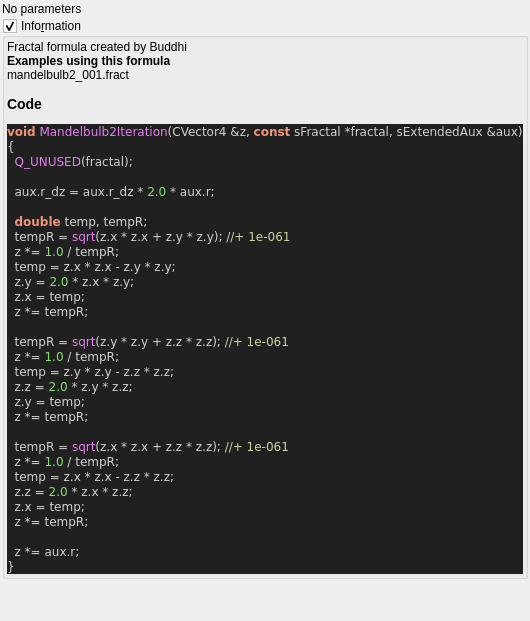
buddhi1980/mandelbulber2, file mandelbulber2/formula/ui/fractal_mandelbulb2.ui: the form before one commit.
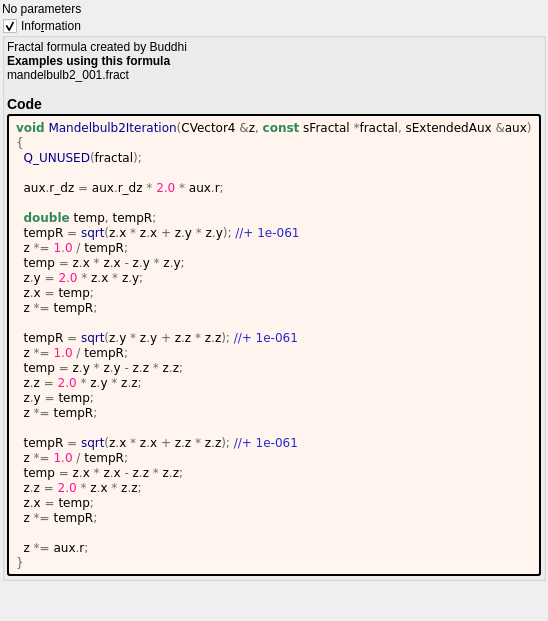
The form after the commit. Custom widgets are drawn as their Qt base class.

Diff of the .ui file:
```diff
--- a/mandelbulber2/formula/ui/fractal_mandelbulb2.ui
+++ b/mandelbulber2/formula/ui/fractal_mandelbulb2.ui
@@ -64,42 +64,57 @@
        <number>2</number>
       </property>
       <item>
-       <widget class="QLabel" name="label_code_content">
+	   <widget class="QLabel" name="label_information_general">
         <property name="text">
          <string notr="true">&lt;p&gt;Fractal formula created by Buddhi&lt;/p&gt;&lt;table&gt;
 &lt;/table&gt;
-&lt;br&gt;&lt;b&gt;Examples using this formula&lt;/b&gt;&lt;br&gt;mandelbulb2_001.fract&lt;h3&gt;Code&lt;/h3&gt;
-&lt;body style=&quot;background-color:#202020&quot;&gt;
-&lt;pre style=&quot;color:#d0d0d0; background-color:#202020;  font-family:'Courier New',monospace;&quot;&gt;&lt;span style=&quot;color:#f09479; font-weight:bold&quot;&gt;void&lt;/span&gt; &lt;span style=&quot;color:#e47eed&quot;&gt;Mandelbulb2Iteration&lt;/span&gt;&lt;span style=&quot;color:#d0d0d0&quot;&gt;(&lt;/span&gt;CVector4 &lt;span style=&quot;color:#d0d0d0&quot;&gt;&amp;amp;&lt;/span&gt;z&lt;span style=&quot;color:#d0d0d0&quot;&gt;,&lt;/span&gt; &lt;span style=&quot;color:#f09479; font-weight:bold&quot;&gt;const&lt;/span&gt; sFractal &lt;span style=&quot;color:#d0d0d0&quot;&gt;*&lt;/span&gt;fractal&lt;span style=&quot;color:#d0d0d0&quot;&gt;,&lt;/span&gt; sExtendedAux &lt;span style=&quot;color:#d0d0d0&quot;&gt;&amp;amp;&lt;/span&gt;aux&lt;span style=&quot;color:#d0d0d0&quot;&gt;)&lt;/span&gt;
-&lt;span style=&quot;color:#d0d0d0&quot;&gt;{&lt;/span&gt;
-  &lt;span style=&quot;color:#e47eed&quot;&gt;Q_UNUSED&lt;/span&gt;&lt;span style=&quot;color:#d0d0d0&quot;&gt;(&lt;/span&gt;fractal&lt;span style=&quot;color:#d0d0d0&quot;&gt;);&lt;/span&gt;
+&lt;br&gt;&lt;b&gt;Examples using this formula&lt;/b&gt;&lt;br&gt;mandelbulb2_001.fract&lt;h3&gt;Code&lt;/h3&gt;</string>
+		</property>
+		<property name="wordWrap">
+		 <bool>true</bool>
+		</property>
+		<property name="openExternalLinks">
+		 <bool>true</bool>
+		</property>
+		<property name="textInteractionFlags">
+		 <set>Qt::LinksAccessibleByMouse|Qt::TextSelectableByMouse</set>
+		</property>
+		</widget>
+	   </item>
+	   <item>
+	    <widget class="QLabel" name="label_code_content">
+		 <property name="text">
+		  <string notr="true">&lt;body style=&quot;background-color:#fff5ee&quot;&gt;
+&lt;pre style=&quot;color:#000000; background-color:#fff5ee;  font-family:'Courier New',monospace;&quot;&gt;&lt;span style=&quot;color:#2e8b57; font-weight:bold&quot;&gt;void&lt;/span&gt; &lt;span style=&quot;color:#00008f&quot;&gt;Mandelbulb2Iteration&lt;/span&gt;&lt;span style=&quot;color:#676767&quot;&gt;(&lt;/span&gt;CVector4 &lt;span style=&quot;color:#676767&quot;&gt;&amp;amp;&lt;/span&gt;z&lt;span style=&quot;color:#676767&quot;&gt;,&lt;/span&gt; &lt;span style=&quot;color:#2e8b57; font-weight:bold&quot;&gt;const&lt;/span&gt; sFractal &lt;span style=&quot;color:#676767&quot;&gt;*&lt;/span&gt;fractal&lt;span style=&quot;color:#676767&quot;&gt;,&lt;/span&gt; sExtendedAux &lt;span style=&quot;color:#676767&quot;&gt;&amp;amp;&lt;/span&gt;aux&lt;span style=&quot;color:#676767&quot;&gt;)&lt;/span&gt;
+&lt;span style=&quot;color:#676767&quot;&gt;{&lt;/span&gt;
+  &lt;span style=&quot;color:#00008f&quot;&gt;Q_UNUSED&lt;/span&gt;&lt;span style=&quot;color:#676767&quot;&gt;(&lt;/span&gt;fractal&lt;span style=&quot;color:#676767&quot;&gt;);&lt;/span&gt;
 
-  aux&lt;span style=&quot;color:#d0d0d0&quot;&gt;.&lt;/span&gt;r_dz &lt;span style=&quot;color:#d0d0d0&quot;&gt;=&lt;/span&gt; aux&lt;span style=&quot;color:#d0d0d0&quot;&gt;.&lt;/span&gt;r_dz &lt;span style=&quot;color:#d0d0d0&quot;&gt;*&lt;/span&gt; &lt;span style=&quot;color:#87df71&quot;&gt;2.0&lt;/span&gt; &lt;span style=&quot;color:#d0d0d0&quot;&gt;*&lt;/span&gt; aux&lt;span style=&quot;color:#d0d0d0&quot;&gt;.&lt;/span&gt;r&lt;span style=&quot;color:#d0d0d0&quot;&gt;;&lt;/span&gt;
+  aux&lt;span style=&quot;color:#676767&quot;&gt;.&lt;/span&gt;r_dz &lt;span style=&quot;color:#676767&quot;&gt;=&lt;/span&gt; aux&lt;span style=&quot;color:#676767&quot;&gt;.&lt;/span&gt;r_dz &lt;span style=&quot;color:#676767&quot;&gt;*&lt;/span&gt; &lt;span style=&quot;color:#ff1493&quot;&gt;2.0&lt;/span&gt; &lt;span style=&quot;color:#676767&quot;&gt;*&lt;/span&gt; aux&lt;span style=&quot;color:#676767&quot;&gt;.&lt;/span&gt;r&lt;span style=&quot;color:#676767&quot;&gt;;&lt;/span&gt;
 
-  &lt;span style=&quot;color:#f09479; font-weight:bold&quot;&gt;double&lt;/span&gt; temp&lt;span style=&quot;color:#d0d0d0&quot;&gt;,&lt;/span&gt; tempR&lt;span style=&quot;color:#d0d0d0&quot;&gt;;&lt;/span&gt;
-  tempR &lt;span style=&quot;color:#d0d0d0&quot;&gt;=&lt;/span&gt; &lt;span style=&quot;color:#e47eed&quot;&gt;sqrt&lt;/span&gt;&lt;span style=&quot;color:#d0d0d0&quot;&gt;(&lt;/span&gt;z&lt;span style=&quot;color:#d0d0d0&quot;&gt;.&lt;/span&gt;x &lt;span style=&quot;color:#d0d0d0&quot;&gt;*&lt;/span&gt; z&lt;span style=&quot;color:#d0d0d0&quot;&gt;.&lt;/span&gt;x &lt;span style=&quot;color:#d0d0d0&quot;&gt;+&lt;/span&gt; z&lt;span style=&quot;color:#d0d0d0&quot;&gt;.&lt;/span&gt;y &lt;span style=&quot;color:#d0d0d0&quot;&gt;*&lt;/span&gt; z&lt;span style=&quot;color:#d0d0d0&quot;&gt;.&lt;/span&gt;y&lt;span style=&quot;color:#d0d0d0&quot;&gt;);&lt;/span&gt; &lt;span style=&quot;color:#d0d0a0&quot;&gt;//+ 1e-061&lt;/span&gt;
-  z &lt;span style=&quot;color:#d0d0d0&quot;&gt;*=&lt;/span&gt; &lt;span style=&quot;color:#87df71&quot;&gt;1.0&lt;/span&gt; &lt;span style=&quot;color:#d0d0d0&quot;&gt;/&lt;/span&gt; tempR&lt;span style=&quot;color:#d0d0d0&quot;&gt;;&lt;/span&gt;
-  temp &lt;span style=&quot;color:#d0d0d0&quot;&gt;=&lt;/span&gt; z&lt;span style=&quot;color:#d0d0d0&quot;&gt;.&lt;/span&gt;x &lt;span style=&quot;color:#d0d0d0&quot;&gt;*&lt;/span&gt; z&lt;span style=&quot;color:#d0d0d0&quot;&gt;.&lt;/span&gt;x &lt;span style=&quot;color:#d0d0d0&quot;&gt;-&lt;/span&gt; z&lt;span style=&quot;color:#d0d0d0&quot;&gt;.&lt;/span&gt;y &lt;span style=&quot;color:#d0d0d0&quot;&gt;*&lt;/span&gt; z&lt;span style=&quot;color:#d0d0d0&quot;&gt;.&lt;/span&gt;y&lt;span style=&quot;color:#d0d0d0&quot;&gt;;&lt;/span&gt;
-  z&lt;span style=&quot;color:#d0d0d0&quot;&gt;.&lt;/span&gt;y &lt;span style=&quot;color:#d0d0d0&quot;&gt;=&lt;/span&gt; &lt;span style=&quot;color:#87df71&quot;&gt;2.0&lt;/span&gt; &lt;span style=&quot;color:#d0d0d0&quot;&gt;*&lt;/span&gt; z&lt;span style=&quot;color:#d0d0d0&quot;&gt;.&lt;/span&gt;x &lt;span style=&quot;color:#d0d0d0&quot;&gt;*&lt;/span&gt; z&lt;span style=&quot;color:#d0d0d0&quot;&gt;.&lt;/span&gt;y&lt;span style=&quot;color:#d0d0d0&quot;&gt;;&lt;/span&gt;
-  z&lt;span style=&quot;color:#d0d0d0&quot;&gt;.&lt;/span&gt;x &lt;span style=&quot;color:#d0d0d0&quot;&gt;=&lt;/span&gt; temp&lt;span style=&quot;color:#d0d0d0&quot;&gt;;&lt;/span&gt;
-  z &lt;span style=&quot;color:#d0d0d0&quot;&gt;*=&lt;/span&gt; tempR&lt;span style=&quot;color:#d0d0d0&quot;&gt;;&lt;/span&gt;
+  &lt;span style=&quot;color:#2e8b57; font-weight:bold&quot;&gt;double&lt;/span&gt; temp&lt;span style=&quot;color:#676767&quot;&gt;,&lt;/span&gt; tempR&lt;span style=&quot;color:#676767&quot;&gt;;&lt;/span&gt;
+  tempR &lt;span style=&quot;color:#676767&quot;&gt;=&lt;/span&gt; &lt;span style=&quot;color:#00008f&quot;&gt;sqrt&lt;/span&gt;&lt;span style=&quot;color:#676767&quot;&gt;(&lt;/span&gt;z&lt;span style=&quot;color:#676767&quot;&gt;.&lt;/span&gt;x &lt;span style=&quot;color:#676767&quot;&gt;*&lt;/span&gt; z&lt;span style=&quot;color:#676767&quot;&gt;.&lt;/span&gt;x &lt;span style=&quot;color:#676767&quot;&gt;+&lt;/span&gt; z&lt;span style=&quot;color:#676767&quot;&gt;.&lt;/span&gt;y &lt;span style=&quot;color:#676767&quot;&gt;*&lt;/span&gt; z&lt;span style=&quot;color:#676767&quot;&gt;.&lt;/span&gt;y&lt;span style=&quot;color:#676767&quot;&gt;);&lt;/span&gt; &lt;span style=&quot;color:#2929cc&quot;&gt;//+ 1e-061&lt;/span&gt;
+  z &lt;span style=&quot;color:#676767&quot;&gt;*=&lt;/span&gt; &lt;span style=&quot;color:#ff1493&quot;&gt;1.0&lt;/span&gt; &lt;span style=&quot;color:#676767&quot;&gt;/&lt;/span&gt; tempR&lt;span style=&quot;color:#676767&quot;&gt;;&lt;/span&gt;
+  temp &lt;span style=&quot;color:#676767&quot;&gt;=&lt;/span&gt; z&lt;span style=&quot;color:#676767&quot;&gt;.&lt;/span&gt;x &lt;span style=&quot;color:#676767&quot;&gt;*&lt;/span&gt; z&lt;span style=&quot;color:#676767&quot;&gt;.&lt;/span&gt;x &lt;span style=&quot;color:#676767&quot;&gt;-&lt;/span&gt; z&lt;span style=&quot;color:#676767&quot;&gt;.&lt;/span&gt;y &lt;span style=&quot;color:#676767&quot;&gt;*&lt;/span&gt; z&lt;span style=&quot;color:#676767&quot;&gt;.&lt;/span&gt;y&lt;span style=&quot;color:#676767&quot;&gt;;&lt;/span&gt;
+  z&lt;span style=&quot;color:#676767&quot;&gt;.&lt;/span&gt;y &lt;span style=&quot;color:#676767&quot;&gt;=&lt;/span&gt; &lt;span style=&quot;color:#ff1493&quot;&gt;2.0&lt;/span&gt; &lt;span style=&quot;color:#676767&quot;&gt;*&lt;/span&gt; z&lt;span style=&quot;color:#676767&quot;&gt;.&lt;/span&gt;x &lt;span style=&quot;color:#676767&quot;&gt;*&lt;/span&gt; z&lt;span style=&quot;color:#676767&quot;&gt;.&lt;/span&gt;y&lt;span style=&quot;color:#676767&quot;&gt;;&lt;/span&gt;
+  z&lt;span style=&quot;color:#676767&quot;&gt;.&lt;/span&gt;x &lt;span style=&quot;color:#676767&quot;&gt;=&lt;/span&gt; temp&lt;span style=&quot;color:#676767&quot;&gt;;&lt;/span&gt;
+  z &lt;span style=&quot;color:#676767&quot;&gt;*=&lt;/span&gt; tempR&lt;span style=&quot;color:#676767&quot;&gt;;&lt;/span&gt;
 
-  tempR &lt;span style=&quot;color:#d0d0d0&quot;&gt;=&lt;/span&gt; &lt;span style=&quot;color:#e47eed&quot;&gt;sqrt&lt;/span&gt;&lt;span style=&quot;color:#d0d0d0&quot;&gt;(&lt;/span&gt;z&lt;span style=&quot;color:#d0d0d0&quot;&gt;.&lt;/span&gt;y &lt;span style=&quot;color:#d0d0d0&quot;&gt;*&lt;/span&gt; z&lt;span style=&quot;color:#d0d0d0&quot;&gt;.&lt;/span&gt;y &lt;span style=&quot;color:#d0d0d0&quot;&gt;+&lt;/span&gt; z&lt;span style=&quot;color:#d0d0d0&quot;&gt;.&lt;/span&gt;z &lt;span style=&quot;color:#d0d0d0&quot;&gt;*&lt;/span&gt; z&lt;span style=&quot;color:#d0d0d0&quot;&gt;.&lt;/span&gt;z&lt;span style=&quot;color:#d0d0d0&quot;&gt;);&lt;/span&gt; &lt;span style=&quot;color:#d0d0a0&quot;&gt;//+ 1e-061&lt;/span&gt;
-  z &lt;span style=&quot;color:#d0d0d0&quot;&gt;*=&lt;/span&gt; &lt;span style=&quot;color:#87df71&quot;&gt;1.0&lt;/span&gt; &lt;span style=&quot;color:#d0d0d0&quot;&gt;/&lt;/span&gt; tempR&lt;span style=&quot;color:#d0d0d0&quot;&gt;;&lt;/span&gt;
-  temp &lt;span style=&quot;color:#d0d0d0&quot;&gt;=&lt;/span&gt; z&lt;span style=&quot;color:#d0d0d0&quot;&gt;.&lt;/span&gt;y &lt;span style=&quot;color:#d0d0d0&quot;&gt;*&lt;/span&gt; z&lt;span style=&quot;color:#d0d0d0&quot;&gt;.&lt;/span&gt;y &lt;span style=&quot;color:#d0d0d0&quot;&gt;-&lt;/span&gt; z&lt;span style=&quot;color:#d0d0d0&quot;&gt;.&lt;/span&gt;z &lt;span style=&quot;color:#d0d0d0&quot;&gt;*&lt;/span&gt; z&lt;span style=&quot;color:#d0d0d0&quot;&gt;.&lt;/span&gt;z&lt;span style=&quot;color:#d0d0d0&quot;&gt;;&lt;/span&gt;
-  z&lt;span style=&quot;color:#d0d0d0&quot;&gt;.&lt;/span&gt;z &lt;span style=&quot;color:#d0d0d0&quot;&gt;=&lt;/span&gt; &lt;span style=&quot;color:#87df71&quot;&gt;2.0&lt;/span&gt; &lt;span style=&quot;color:#d0d0d0&quot;&gt;*&lt;/span&gt; z&lt;span style=&quot;color:#d0d0d0&quot;&gt;.&lt;/span&gt;y &lt;span style=&quot;color:#d0d0d0&quot;&gt;*&lt;/span&gt; z&lt;span style=&quot;color:#d0d0d0&quot;&gt;.&lt;/span&gt;z&lt;span style=&quot;color:#d0d0d0&quot;&gt;;&lt;/span&gt;
-  z&lt;span style=&quot;color:#d0d0d0&quot;&gt;.&lt;/span&gt;y &lt;span style=&quot;color:#d0d0d0&quot;&gt;=&lt;/span&gt; temp&lt;span style=&quot;color:#d0d0d0&quot;&gt;;&lt;/span&gt;
-  z &lt;span style=&quot;color:#d0d0d0&quot;&gt;*=&lt;/span&gt; tempR&lt;span style=&quot;color:#d0d0d0&quot;&gt;;&lt;/span&gt;
+  tempR &lt;span style=&quot;color:#676767&quot;&gt;=&lt;/span&gt; &lt;span style=&quot;color:#00008f&quot;&gt;sqrt&lt;/span&gt;&lt;span style=&quot;color:#676767&quot;&gt;(&lt;/span&gt;z&lt;span style=&quot;color:#676767&quot;&gt;.&lt;/span&gt;y &lt;span style=&quot;color:#676767&quot;&gt;*&lt;/span&gt; z&lt;span style=&quot;color:#676767&quot;&gt;.&lt;/span&gt;y &lt;span style=&quot;color:#676767&quot;&gt;+&lt;/span&gt; z&lt;span style=&quot;color:#676767&quot;&gt;.&lt;/span&gt;z &lt;span style=&quot;color:#676767&quot;&gt;*&lt;/span&gt; z&lt;span style=&quot;color:#676767&quot;&gt;.&lt;/span&gt;z&lt;span style=&quot;color:#676767&quot;&gt;);&lt;/span&gt; &lt;span style=&quot;color:#2929cc&quot;&gt;//+ 1e-061&lt;/span&gt;
+  z &lt;span style=&quot;color:#676767&quot;&gt;*=&lt;/span&gt; &lt;span style=&quot;color:#ff1493&quot;&gt;1.0&lt;/span&gt; &lt;span style=&quot;color:#676767&quot;&gt;/&lt;/span&gt; tempR&lt;span style=&quot;color:#676767&quot;&gt;;&lt;/span&gt;
+  temp &lt;span style=&quot;color:#676767&quot;&gt;=&lt;/span&gt; z&lt;span style=&quot;color:#676767&quot;&gt;.&lt;/span&gt;y &lt;span style=&quot;color:#676767&quot;&gt;*&lt;/span&gt; z&lt;span style=&quot;color:#676767&quot;&gt;.&lt;/span&gt;y &lt;span style=&quot;color:#676767&quot;&gt;-&lt;/span&gt; z&lt;span style=&quot;color:#676767&quot;&gt;.&lt;/span&gt;z &lt;span style=&quot;color:#676767&quot;&gt;*&lt;/span&gt; z&lt;span style=&quot;color:#676767&quot;&gt;.&lt;/span&gt;z&lt;span style=&quot;color:#676767&quot;&gt;;&lt;/span&gt;
+  z&lt;span style=&quot;color:#676767&quot;&gt;.&lt;/span&gt;z &lt;span style=&quot;color:#676767&quot;&gt;=&lt;/span&gt; &lt;span style=&quot;color:#ff1493&quot;&gt;2.0&lt;/span&gt; &lt;span style=&quot;color:#676767&quot;&gt;*&lt;/span&gt; z&lt;span style=&quot;color:#676767&quot;&gt;.&lt;/span&gt;y &lt;span style=&quot;color:#676767&quot;&gt;*&lt;/span&gt; z&lt;span style=&quot;color:#676767&quot;&gt;.&lt;/span&gt;z&lt;span style=&quot;color:#676767&quot;&gt;;&lt;/span&gt;
+  z&lt;span style=&quot;color:#676767&quot;&gt;.&lt;/span&gt;y &lt;span style=&quot;color:#676767&quot;&gt;=&lt;/span&gt; temp&lt;span style=&quot;color:#676767&quot;&gt;;&lt;/span&gt;
+  z &lt;span style=&quot;color:#676767&quot;&gt;*=&lt;/span&gt; tempR&lt;span style=&quot;color:#676767&quot;&gt;;&lt;/span&gt;
 
-  tempR &lt;span style=&quot;color:#d0d0d0&quot;&gt;=&lt;/span&gt; &lt;span style=&quot;color:#e47eed&quot;&gt;sqrt&lt;/span&gt;&lt;span style=&quot;color:#d0d0d0&quot;&gt;(&lt;/span&gt;z&lt;span style=&quot;color:#d0d0d0&quot;&gt;.&lt;/span&gt;x &lt;span style=&quot;color:#d0d0d0&quot;&gt;*&lt;/span&gt; z&lt;span style=&quot;color:#d0d0d0&quot;&gt;.&lt;/span&gt;x &lt;span style=&quot;color:#d0d0d0&quot;&gt;+&lt;/span&gt; z&lt;span style=&quot;color:#d0d0d0&quot;&gt;.&lt;/span&gt;z &lt;span style=&quot;color:#d0d0d0&quot;&gt;*&lt;/span&gt; z&lt;span style=&quot;color:#d0d0d0&quot;&gt;.&lt;/span&gt;z&lt;span style=&quot;color:#d0d0d0&quot;&gt;);&lt;/span&gt; &lt;span style=&quot;color:#d0d0a0&quot;&gt;//+ 1e-061&lt;/span&gt;
-  z &lt;span style=&quot;color:#d0d0d0&quot;&gt;*=&lt;/span&gt; &lt;span style=&quot;color:#87df71&quot;&gt;1.0&lt;/span&gt; &lt;span style=&quot;color:#d0d0d0&quot;&gt;/&lt;/span&gt; tempR&lt;span style=&quot;color:#d0d0d0&quot;&gt;;&lt;/span&gt;
-  temp &lt;span style=&quot;color:#d0d0d0&quot;&gt;=&lt;/span&gt; z&lt;span style=&quot;color:#d0d0d0&quot;&gt;.&lt;/span&gt;x &lt;span style=&quot;color:#d0d0d0&quot;&gt;*&lt;/span&gt; z&lt;span style=&quot;color:#d0d0d0&quot;&gt;.&lt;/span&gt;x &lt;span style=&quot;color:#d0d0d0&quot;&gt;-&lt;/span&gt; z&lt;span style=&quot;color:#d0d0d0&quot;&gt;.&lt;/span&gt;z &lt;span style=&quot;color:#d0d0d0&quot;&gt;*&lt;/span&gt; z&lt;span style=&quot;color:#d0d0d0&quot;&gt;.&lt;/span&gt;z&lt;span style=&quot;color:#d0d0d0&quot;&gt;;&lt;/span&gt;
-  z&lt;span style=&quot;color:#d0d0d0&quot;&gt;.&lt;/span&gt;z &lt;span style=&quot;color:#d0d0d0&quot;&gt;=&lt;/span&gt; &lt;span style=&quot;color:#87df71&quot;&gt;2.0&lt;/span&gt; &lt;span style=&quot;color:#d0d0d0&quot;&gt;*&lt;/span&gt; z&lt;span style=&quot;color:#d0d0d0&quot;&gt;.&lt;/span&gt;x &lt;span style=&quot;color:#d0d0d0&quot;&gt;*&lt;/span&gt; z&lt;span style=&quot;color:#d0d0d0&quot;&gt;.&lt;/span&gt;z&lt;span style=&quot;color:#d0d0d0&quot;&gt;;&lt;/span&gt;
-  z&lt;span style=&quot;color:#d0d0d0&quot;&gt;.&lt;/span&gt;x &lt;span style=&quot;color:#d0d0d0&quot;&gt;=&lt;/span&gt; temp&lt;span style=&quot;color:#d0d0d0&quot;&gt;;&lt;/span&gt;
-  z &lt;span style=&quot;color:#d0d0d0&quot;&gt;*=&lt;/span&gt; tempR&lt;span style=&quot;color:#d0d0d0&quot;&gt;;&lt;/span&gt;
+  tempR &lt;span style=&quot;color:#676767&quot;&gt;=&lt;/span&gt; &lt;span style=&quot;color:#00008f&quot;&gt;sqrt&lt;/span&gt;&lt;span style=&quot;color:#676767&quot;&gt;(&lt;/span&gt;z&lt;span style=&quot;color:#676767&quot;&gt;.&lt;/span&gt;x &lt;span style=&quot;color:#676767&quot;&gt;*&lt;/span&gt; z&lt;span style=&quot;color:#676767&quot;&gt;.&lt;/span&gt;x &lt;span style=&quot;color:#676767&quot;&gt;+&lt;/span&gt; z&lt;span style=&quot;color:#676767&quot;&gt;.&lt;/span&gt;z &lt;span style=&quot;color:#676767&quot;&gt;*&lt;/span&gt; z&lt;span style=&quot;color:#676767&quot;&gt;.&lt;/span&gt;z&lt;span style=&quot;color:#676767&quot;&gt;);&lt;/span&gt; &lt;span style=&quot;color:#2929cc&quot;&gt;//+ 1e-061&lt;/span&gt;
+  z &lt;span style=&quot;color:#676767&quot;&gt;*=&lt;/span&gt; &lt;span style=&quot;color:#ff1493&quot;&gt;1.0&lt;/span&gt; &lt;span style=&quot;color:#676767&quot;&gt;/&lt;/span&gt; tempR&lt;span style=&quot;color:#676767&quot;&gt;;&lt;/span&gt;
+  temp &lt;span style=&quot;color:#676767&quot;&gt;=&lt;/span&gt; z&lt;span style=&quot;color:#676767&quot;&gt;.&lt;/span&gt;x &lt;span style=&quot;color:#676767&quot;&gt;*&lt;/span&gt; z&lt;span style=&quot;color:#676767&quot;&gt;.&lt;/span&gt;x &lt;span style=&quot;color:#676767&quot;&gt;-&lt;/span&gt; z&lt;span style=&quot;color:#676767&quot;&gt;.&lt;/span&gt;z &lt;span style=&quot;color:#676767&quot;&gt;*&lt;/span&gt; z&lt;span style=&quot;color:#676767&quot;&gt;.&lt;/span&gt;z&lt;span style=&quot;color:#676767&quot;&gt;;&lt;/span&gt;
+  z&lt;span style=&quot;color:#676767&quot;&gt;.&lt;/span&gt;z &lt;span style=&quot;color:#676767&quot;&gt;=&lt;/span&gt; &lt;span style=&quot;color:#ff1493&quot;&gt;2.0&lt;/span&gt; &lt;span style=&quot;color:#676767&quot;&gt;*&lt;/span&gt; z&lt;span style=&quot;color:#676767&quot;&gt;.&lt;/span&gt;x &lt;span style=&quot;color:#676767&quot;&gt;*&lt;/span&gt; z&lt;span style=&quot;color:#676767&quot;&gt;.&lt;/span&gt;z&lt;span style=&quot;color:#676767&quot;&gt;;&lt;/span&gt;
+  z&lt;span style=&quot;color:#676767&quot;&gt;.&lt;/span&gt;x &lt;span style=&quot;color:#676767&quot;&gt;=&lt;/span&gt; temp&lt;span style=&quot;color:#676767&quot;&gt;;&lt;/span&gt;
+  z &lt;span style=&quot;color:#676767&quot;&gt;*=&lt;/span&gt; tempR&lt;span style=&quot;color:#676767&quot;&gt;;&lt;/span&gt;
 
-  z &lt;span style=&quot;color:#d0d0d0&quot;&gt;*=&lt;/span&gt; aux&lt;span style=&quot;color:#d0d0d0&quot;&gt;.&lt;/span&gt;r&lt;span style=&quot;color:#d0d0d0&quot;&gt;;&lt;/span&gt;
-&lt;span style=&quot;color:#d0d0d0&quot;&gt;}&lt;/span&gt;
+  z &lt;span style=&quot;color:#676767&quot;&gt;*=&lt;/span&gt; aux&lt;span style=&quot;color:#676767&quot;&gt;.&lt;/span&gt;r&lt;span style=&quot;color:#676767&quot;&gt;;&lt;/span&gt;
+&lt;span style=&quot;color:#676767&quot;&gt;}&lt;/span&gt;
 &lt;/pre&gt;
 &lt;/body&gt;</string>
         </property>
@@ -112,6 +127,9 @@
         <property name="textInteractionFlags">
          <set>Qt::LinksAccessibleByMouse|Qt::TextSelectableByMouse</set>
         </property>
+		 <property name="styleSheet">
+		  <string notr="true">border-style: outset; border-width: 2px; border-radius: 3px; border-color: black; background-color: #fff5ee; padding: 4px;</string>
+		  </property>
        </widget>
       </item>
      </layout>
```
Lines whose indentation alone changed are shown as unchanged.
